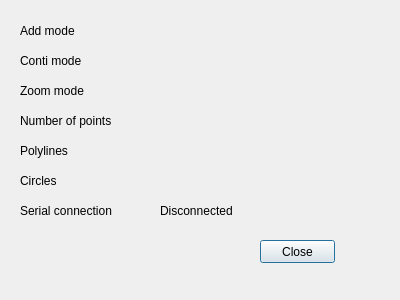
First picture: the form in InfoDialog.ui, repository fupe/digitizer2, before the edit.
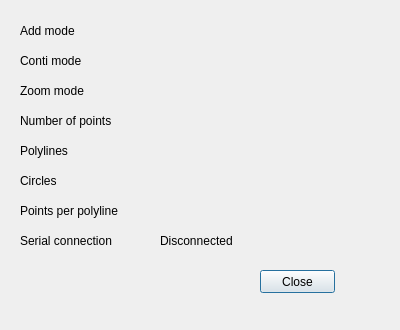
Second picture: the form after the edit.

Commit message: Show polyline point counts

Patch:
```diff
--- a/InfoDialog.ui
+++ b/InfoDialog.ui
@@ -7,7 +7,7 @@
     <x>0</x>
     <y>0</y>
     <width>400</width>
-    <height>300</height>
+    <height>330</height>
    </rect>
   </property>
   <property name="windowTitle">
@@ -169,11 +169,37 @@
     <string/>
    </property>
   </widget>
+  <widget class="QLabel" name="label_polyline_points">
+   <property name="geometry">
+    <rect>
+     <x>20</x>
+     <y>200</y>
+     <width>120</width>
+     <height>21</height>
+    </rect>
+   </property>
+   <property name="text">
+    <string>Points per polyline</string>
+   </property>
+  </widget>
+  <widget class="QLabel" name="polyline_points">
+   <property name="geometry">
+    <rect>
+     <x>160</x>
+     <y>200</y>
+     <width>120</width>
+     <height>21</height>
+    </rect>
+   </property>
+   <property name="text">
+    <string/>
+   </property>
+  </widget>
   <widget class="QLabel" name="label_connection">
    <property name="geometry">
     <rect>
      <x>20</x>
-     <y>200</y>
+     <y>230</y>
      <width>120</width>
      <height>21</height>
     </rect>
@@ -186,7 +212,7 @@
    <property name="geometry">
     <rect>
      <x>160</x>
-     <y>200</y>
+     <y>230</y>
      <width>120</width>
      <height>21</height>
     </rect>
@@ -199,7 +225,7 @@
    <property name="geometry">
     <rect>
      <x>260</x>
-     <y>240</y>
+     <y>270</y>
      <width>75</width>
      <height>23</height>
     </rect>
```
Left out of the diff: 2 changed lines with no effect on the pictures. The commit also changes 3 other files.
